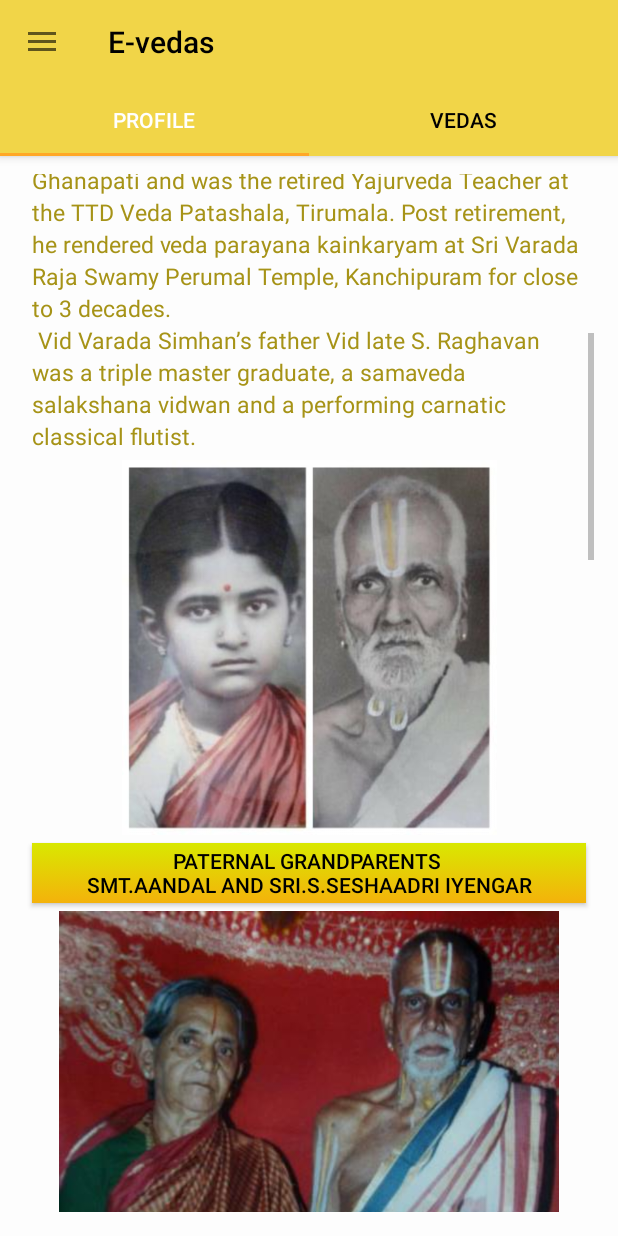
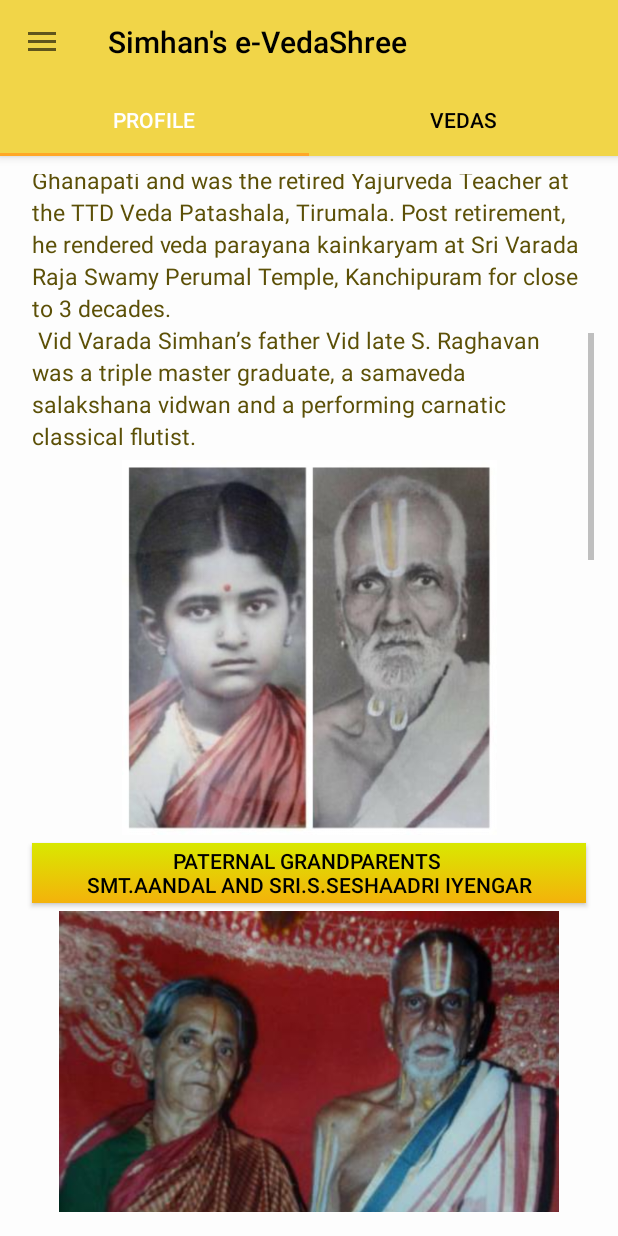
Before and after one commit to nitish-rider/E-VedaApp, an Android app: the screen it shows after launch (MainActivity), scrolled down 506 dp, on a phone screen of 412 x 824 dp. Run offline under Robolectric (Android 15) with nearby library versions, the phone set to English and light mode, and no system bars; our stand-ins replace navigation-ui.

Commit message:
App ready

```diff
--- a/app/src/main/java/pradyumna/simhansapp/learn_veda/Learn_Veda.kt
+++ b/app/src/main/java/pradyumna/simhansapp/learn_veda/Learn_Veda.kt
@@ -72,6 +72,7 @@ class Learn_Veda : AppCompatActivity(), RvClickHandler {
         if (mVedasFolderViewModel.allFolderName != null) {
             mVedasFolderViewModel.allFolderName.observe(this, { strings ->
                 if (strings.isNotEmpty()) {
+                    strings.sort()
                     items = strings
                     adapter.submitList(strings)
                 } else {
--- a/app/src/main/java/pradyumna/simhansapp/learn_veda/Veda_Player.kt
+++ b/app/src/main/java/pradyumna/simhansapp/learn_veda/Veda_Player.kt
@@ -123,8 +123,9 @@ class Veda_Player : AppCompatActivity(),RvClickHandler {
 
         mVedaDataViewModel.getAllFileName(name).observe(this, { stringObjectMap ->
             if (stringObjectMap != null) {
-                items = stringObjectMap.toMap()
-                adapter.submitList(stringObjectMap.keys.toList())
+                val sortedMap=stringObjectMap.toSortedMap(compareBy<String> { it.length }.thenBy { it })
+                items = sortedMap.toMap()
+                adapter.submitList(sortedMap.keys.toList())
             } else {
                 Log.d("Set Send", "DATA NOT SEND TO ADAPTER")
             }
--- a/app/src/main/java/pradyumna/simhansapp/prabandham/Prabandham.kt
+++ b/app/src/main/java/pradyumna/simhansapp/prabandham/Prabandham.kt
@@ -61,6 +61,7 @@ class Prabandham : AppCompatActivity(), RvClickHandler {
         if (mPrabandhamDataViewModel!!.allFolderName != null) {
             mPrabandhamDataViewModel!!.allFolderName.observe(this, { strings ->
                 if (!strings.isEmpty()) {
+                    strings.sort()
                     items = strings
                     adapter.submitList(strings)
                 } else {
--- a/app/src/main/java/pradyumna/simhansapp/prabandham/Prabandham_Player.kt
+++ b/app/src/main/java/pradyumna/simhansapp/prabandham/Prabandham_Player.kt
@@ -122,8 +122,9 @@ class Prabandham_Player : AppCompatActivity(),RvClickHandler {
 
         mPrabandhamDataViewModel!!.getAllFileName(name).observe(this,{ stringObjectMap ->
             if (stringObjectMap != null) {
-                items = stringObjectMap.toMap()
-                adapter.submitList(stringObjectMap.keys.toList())
+                val sortedMap=stringObjectMap.toSortedMap(compareBy<String> { it.length }.thenBy { it })
+                items = sortedMap.toMap()
+                adapter.submitList(sortedMap.keys.toList())
             } else {
                 Log.d("Set Send", "DATA NOT SEND TO ADAPTER")
             }
--- a/app/src/main/java/pradyumna/simhansapp/sthotas/Sthotras.kt
+++ b/app/src/main/java/pradyumna/simhansapp/sthotas/Sthotras.kt
@@ -60,6 +60,7 @@ class Sthotras : AppCompatActivity(), RvClickHandler {
         if (mSthotasFolderViewModel!!.allFolderName != null) {
             mSthotasFolderViewModel!!.allFolderName.observe(this, { strings ->
                 if (!strings.isEmpty()) {
+                    strings.sort()
                     items = strings
                     adapter.submitList(strings)
                 } else {
--- a/app/src/main/java/pradyumna/simhansapp/sthotas/Sthotras_Player.kt
+++ b/app/src/main/java/pradyumna/simhansapp/sthotas/Sthotras_Player.kt
@@ -122,8 +122,9 @@ class Sthotras_Player : AppCompatActivity(),RvClickHandler {
 
         mSthotasDataViewModel.getAllFileName(name).observe(this, { stringObjectMap ->
             if (stringObjectMap != null) {
-                items = stringObjectMap.toMap()
-                adapter.submitList(stringObjectMap.keys.toList())
+                val sortedMap=stringObjectMap.toSortedMap(compareBy<String> { it.length }.thenBy { it })
+                items = sortedMap.toMap()
+                adapter.submitList(sortedMap.keys.toList())
             } else {
                 Log.d("Set Send", "DATA NOT SEND TO ADAPTER")
             }
--- a/app/src/main/res/layout/activity_prabandham__player.xml
+++ b/app/src/main/res/layout/activity_prabandham__player.xml
@@ -22,7 +22,7 @@
         android:layout_height="wrap_content"
         android:orientation="vertical"
         android:layout_weight="1"
-        android:background="@drawable/gradient">
+        android:background="@color/orangeMain">
 
         <TextView
             android:layout_width="match_parent"
--- a/app/src/main/res/layout/activity_sthotras__player.xml
+++ b/app/src/main/res/layout/activity_sthotras__player.xml
@@ -21,7 +21,7 @@
         android:layout_height="wrap_content"
         android:orientation="vertical"
         android:layout_weight="1"
-        android:background="@drawable/gradient">
+        android:background="@color/orangeMain">
 
         <TextView
             android:layout_width="match_parent"
--- a/app/src/main/res/layout/activity_veda__player.xml
+++ b/app/src/main/res/layout/activity_veda__player.xml
@@ -23,7 +23,7 @@
         android:layout_height="wrap_content"
         android:orientation="vertical"
         android:layout_weight="1"
-        android:background="@drawable/gradient">
+        android:background="@color/orangeMain">
 
         <TextView
             android:layout_width="match_parent"
--- a/app/src/main/res/values/colors.xml
+++ b/app/src/main/res/values/colors.xml
@@ -19,5 +19,5 @@
     <color name="background_Main">#FDFDFD</color>
     <color name="orangeMain">#F1D548</color>
     <color name="SplashBackground">#0404B4</color>
-    <color name="Text_Main">#A69317</color>
+    <color name="Text_Main">#5C5007</color>
 </resources>
--- a/app/src/main/res/values/strings.xml
+++ b/app/src/main/res/values/strings.xml
@@ -1,5 +1,5 @@
 <resources>
-    <string name="app_name">E-vedas</string>
+    <string name="app_name">Simhan\'s e-VedaShree </string>
     <string name="navigation_drawer_open">Open navigation drawer</string>
     <string name="navigation_drawer_close">Close navigation drawer</string>
     <string name="nav_header_title">Android Studio</string>
@@ -14,7 +14,7 @@
 \n  Vid Varada Simhan’s father Vid late S. Raghavan was a triple master graduate, a samaveda salakshana vidwan and a performing carnatic classical flutist.
 </string>
     <string name="career">Continuing the lineage, Shri Varada Simhan , initially did yajurveda adhyanam under  his maternal grand father. He then went on to learn Yajurveda Poorva and Apara Prayoga under Vid Sri.H. Srinivasaachar, popularly known as Sosale vaadyar and Practical training under Vid Sri.T.A.Sheshadri.  Later pursued higher vedic studies and prayoga along with Apastamba Sutras with Ve Br Vid. Prof.  R K Srikantakumaraswamy, a retired professor of Metallurgy, I.I.T., Madras in Mysore for close to 8 years. Sri.Srinivasa Iyengar, was kind enough to teach Naalayira Divya Prabandham to him. \n Sri Varada Simhan has been performing yajurveda samskaras to the Community at large for close to 25 years and has travelled across India.</string>
-    <string name="dedication">“ I would like to dedicate this app to my parents, siblings and kids, specially  to my mother, who has been my moral strength ever since I lost my father in childhood. I take immense pleasure in dedicating this app to all my gurus who are responsible for what I’m today. I also take this opportunity to thank my disciples Chi.Sudarshan, Chi.Pradyumna and Chi.Shashank without who’s effort this App wouldn’t have been possible. Finally, I would like to  dedicate this app to my wife,  without whom Simhan’s E-VedaSHREE  wouldn’t have been a reality. She  has been a  source of motivation and strength for  all my success  “  \n - Vid. R. Varada Simhan</string>
+    <string name="dedication">“ I would like to dedicate this app to my parents, siblings and kids, specially  to my mother, who has been my moral strength ever since I lost my father in childhood. I take immense pleasure in dedicating this app to all my gurus who are responsible for what I’m today. I also take this opportunity to thank my disciples Chi.Sudarshan, Chi.Pradyumna, Chi.Shashank and Chi. Rajeev without who’s effort this App wouldn’t have been possible. Finally, I would like to  dedicate this app to my wife,  without whom Simhan’s E-VedaSHREE  wouldn’t have been a reality. She  has been a  source of motivation and strength for  all my success  “  \n - Vid. R. Varada Simhan</string>
 
 
     <string name="about_veda">Veda means knowledge, wisdom  or vision and it manifests the language of the gods in human speech. They draw forth the thought of successive generation of thinkers, and so contain within it the different strata of thought.</string>
```
